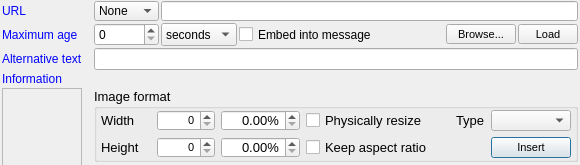
The window that src/plugins/xhtmlim/insertimage2.ui (xnamed/vacuum-im) describes before a commit, drawn with Qt 5.
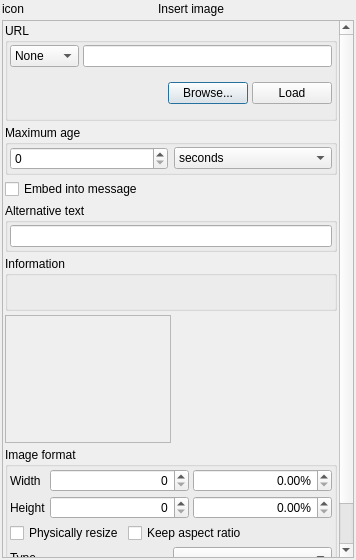
The same window after the commit.

What changed in the file:
```diff
--- a/src/plugins/xhtmlim/insertimage2.ui
+++ b/src/plugins/xhtmlim/insertimage2.ui
@@ -9,12 +9,12 @@
    <rect>
     <x>0</x>
     <y>0</y>
-    <width>580</width>
-    <height>165</height>
+    <width>356</width>
+    <height>560</height>
    </rect>
   </property>
   <property name="sizePolicy">
-   <sizepolicy hsizetype="MinimumExpanding" vsizetype="Maximum">
+   <sizepolicy hsizetype="Expanding" vsizetype="Expanding">
     <horstretch>0</horstretch>
     <verstretch>0</verstretch>
    </sizepolicy>
@@ -22,7 +22,7 @@
   <property name="minimumSize">
    <size>
     <width>0</width>
-    <height>100</height>
+    <height>0</height>
    </size>
   </property>
   <property name="maximumSize">
@@ -37,66 +37,108 @@
   <property name="modal">
    <bool>true</bool>
   </property>
-  <layout class="QGridLayout" name="gridLayout_3">
+  <layout class="QVBoxLayout" name="verticalLayout_5">
+   <property name="spacing">
+    <number>4</number>
+   </property>
    <property name="leftMargin">
     <number>2</number>
    </property>
    <property name="topMargin">
-    <number>1</number>
+    <number>2</number>
    </property>
    <property name="rightMargin">
     <number>2</number>
    </property>
    <property name="bottomMargin">
-    <number>3</number>
+    <number>2</number>
    </property>
+   <item>
+    <layout class="QHBoxLayout" name="horizontalLayout">
+     <item>
+      <widget class="QLabel" name="lblIcon">
+       <property name="text">
+        <string>icon</string>
+       </property>
+      </widget>
+     </item>
+     <item>
+      <widget class="QLabel" name="lblTitle">
+       <property name="sizePolicy">
+        <sizepolicy hsizetype="Expanding" vsizetype="Preferred">
+         <horstretch>0</horstretch>
+         <verstretch>0</verstretch>
+        </sizepolicy>
+       </property>
+       <property name="text">
+        <string>Insert image</string>
+       </property>
+       <property name="alignment">
+        <set>Qt::AlignCenter</set>
+       </property>
+      </widget>
+     </item>
+    </layout>
+   </item>
+   <item>
+    <widget class="QScrollArea" name="scrollArea">
+     <property name="widgetResizable">
+      <bool>true</bool>
+     </property>
+     <widget class="QWidget" name="scrollAreaWidgetContents">
+      <property name="geometry">
+       <rect>
+        <x>0</x>
+        <y>0</y>
+        <width>350</width>
+        <height>535</height>
+       </rect>
+      </property>
+      <layout class="QVBoxLayout" name="verticalLayout_4">
    <property name="spacing">
+        <number>4</number>
+       </property>
+       <property name="leftMargin">
     <number>2</number>
    </property>
-   <item row="0" column="0">
-    <widget class="QLabel" name="lblUrl">
-     <property name="minimumSize">
-      <size>
-       <width>90</width>
-       <height>16</height>
-      </size>
-     </property>
-     <property name="font">
-      <font>
-       <pointsize>9</pointsize>
-      </font>
-     </property>
-     <property name="styleSheet">
-      <string notr="true">color: rgb(0, 0, 255);</string>
-     </property>
-     <property name="text">
+       <property name="topMargin">
+        <number>2</number>
+       </property>
+       <property name="rightMargin">
+        <number>2</number>
+       </property>
+       <property name="bottomMargin">
+        <number>2</number>
+       </property>
+       <item>
+        <widget class="QGroupBox" name="groupBox">
+         <property name="title">
       <string>URL</string>
      </property>
-     <property name="buddy">
-      <cstring>ledUrl</cstring>
-     </property>
-    </widget>
-   </item>
-   <item row="0" column="1">
+         <layout class="QGridLayout" name="gridLayout_2">
+          <property name="leftMargin">
+           <number>2</number>
+          </property>
+          <property name="topMargin">
+           <number>2</number>
+          </property>
+          <property name="rightMargin">
+           <number>2</number>
+          </property>
+          <property name="bottomMargin">
+           <number>2</number>
+          </property>
+          <property name="spacing">
+           <number>4</number>
+          </property>
+          <item row="0" column="0">
     <widget class="QComboBox" name="cmbScheme">
      <property name="sizePolicy">
-      <sizepolicy hsizetype="Preferred" vsizetype="Preferred">
+             <sizepolicy hsizetype="Preferred" vsizetype="Fixed">
        <horstretch>0</horstretch>
        <verstretch>0</verstretch>
       </sizepolicy>
      </property>
-     <property name="minimumSize">
-      <size>
-       <width>65</width>
-       <height>20</height>
-      </size>
-     </property>
-     <property name="maximumSize">
-      <size>
-       <width>65</width>
-       <height>20</height>
-      </size>
-     </property>
      <item>
       <property name="text">
        <string>None</string>
@@ -124,42 +166,94 @@
      </item>
     </widget>
    </item>
-   <item row="0" column="2" colspan="6">
+          <item row="0" column="1">
     <widget class="QLineEdit" name="ledUrl">
      <property name="sizePolicy">
-      <sizepolicy hsizetype="Preferred" vsizetype="Preferred">
+             <sizepolicy hsizetype="Expanding" vsizetype="Fixed">
        <horstretch>0</horstretch>
        <verstretch>0</verstretch>
       </sizepolicy>
      </property>
-     <property name="minimumSize">
-      <size>
-       <width>0</width>
-       <height>20</height>
-      </size>
-     </property>
-     <property name="maximumSize">
+           </widget>
+          </item>
+          <item row="1" column="0" colspan="2">
+           <layout class="QHBoxLayout" name="horizontalLayout_4">
+            <item>
+             <spacer name="horizontalSpacer">
+              <property name="orientation">
+               <enum>Qt::Horizontal</enum>
+              </property>
+              <property name="sizeHint" stdset="0">
       <size>
-       <width>16777215</width>
-       <height>20</height>
-      </size>
-     </property>
-    </widget>
-   </item>
-   <item row="1" column="1">
+                <width>18</width>
+                <height>45</height>
+               </size>
+              </property>
+             </spacer>
+            </item>
+            <item>
+             <widget class="QPushButton" name="pbBrowse">
+              <property name="sizePolicy">
+               <sizepolicy hsizetype="Preferred" vsizetype="Fixed">
+                <horstretch>0</horstretch>
+                <verstretch>0</verstretch>
+               </sizepolicy>
+              </property>
+              <property name="text">
+               <string>Browse...</string>
+              </property>
+             </widget>
+            </item>
+            <item>
+             <widget class="QPushButton" name="pbLoad">
+              <property name="sizePolicy">
+               <sizepolicy hsizetype="Preferred" vsizetype="Fixed">
+                <horstretch>0</horstretch>
+                <verstretch>0</verstretch>
+               </sizepolicy>
+              </property>
+              <property name="text">
+               <string>Load</string>
+              </property>
+             </widget>
+            </item>
+           </layout>
+          </item>
+         </layout>
+        </widget>
+       </item>
+       <item>
+        <widget class="QGroupBox" name="groupBox_2">
+         <property name="title">
+          <string>Maximum age</string>
+         </property>
+         <layout class="QHBoxLayout" name="horizontalLayout_2">
+          <property name="leftMargin">
+           <number>2</number>
+          </property>
+          <property name="topMargin">
+           <number>2</number>
+          </property>
+          <property name="rightMargin">
+           <number>2</number>
+          </property>
+          <property name="bottomMargin">
+           <number>2</number>
+          </property>
+          <item>
     <widget class="QSpinBox" name="spbMaxAge">
      <property name="sizePolicy">
-      <sizepolicy hsizetype="Preferred" vsizetype="Preferred">
+             <sizepolicy hsizetype="Preferred" vsizetype="Fixed">
        <horstretch>0</horstretch>
        <verstretch>0</verstretch>
       </sizepolicy>
      </property>
     </widget>
    </item>
-   <item row="1" column="2">
+          <item>
     <widget class="QComboBox" name="cmbMaxAgeUnits">
      <property name="sizePolicy">
-      <sizepolicy hsizetype="Preferred" vsizetype="Preferred">
+             <sizepolicy hsizetype="Preferred" vsizetype="Fixed">
        <horstretch>0</horstretch>
        <verstretch>0</verstretch>
       </sizepolicy>
@@ -201,10 +295,13 @@
      </item>
     </widget>
    </item>
-   <item row="1" column="3">
+         </layout>
+        </widget>
+       </item>
+       <item>
     <widget class="QCheckBox" name="chbEmbed">
      <property name="sizePolicy">
-      <sizepolicy hsizetype="MinimumExpanding" vsizetype="Preferred">
+          <sizepolicy hsizetype="Expanding" vsizetype="Fixed">
        <horstretch>0</horstretch>
        <verstretch>0</verstretch>
       </sizepolicy>
@@ -214,18 +311,96 @@
      </property>
     </widget>
    </item>
-   <item row="4" column="0">
+       <item>
+        <widget class="QGroupBox" name="grBoxAlt">
+         <property name="sizePolicy">
+          <sizepolicy hsizetype="Expanding" vsizetype="Preferred">
+           <horstretch>0</horstretch>
+           <verstretch>0</verstretch>
+          </sizepolicy>
+         </property>
+         <property name="title">
+          <string>Alternative text</string>
+         </property>
+         <layout class="QVBoxLayout" name="verticalLayout">
+          <property name="spacing">
+           <number>2</number>
+          </property>
+          <property name="leftMargin">
+           <number>2</number>
+          </property>
+          <property name="topMargin">
+           <number>2</number>
+          </property>
+          <property name="rightMargin">
+           <number>2</number>
+          </property>
+          <property name="bottomMargin">
+           <number>2</number>
+          </property>
+          <item>
+           <widget class="QLineEdit" name="ledAlt"/>
+          </item>
+         </layout>
+        </widget>
+       </item>
+       <item>
+        <widget class="QGroupBox" name="groupBox_4">
+         <property name="sizePolicy">
+          <sizepolicy hsizetype="Expanding" vsizetype="Preferred">
+           <horstretch>0</horstretch>
+           <verstretch>0</verstretch>
+          </sizepolicy>
+         </property>
+         <property name="title">
+          <string>Information</string>
+         </property>
+         <layout class="QVBoxLayout" name="verticalLayout_2">
+          <property name="spacing">
+           <number>2</number>
+          </property>
+          <property name="leftMargin">
+           <number>2</number>
+          </property>
+          <property name="topMargin">
+           <number>2</number>
+          </property>
+          <property name="rightMargin">
+           <number>2</number>
+          </property>
+          <property name="bottomMargin">
+           <number>2</number>
+          </property>
+          <item>
+           <widget class="QLabel" name="lblInfo">
+            <property name="sizePolicy">
+             <sizepolicy hsizetype="Expanding" vsizetype="Preferred">
+              <horstretch>0</horstretch>
+              <verstretch>0</verstretch>
+             </sizepolicy>
+            </property>
+            <property name="text">
+             <string>&lt;html&gt;&lt;head/&gt;&lt;body&gt;&lt;p&gt;&lt;br/&gt;&lt;/p&gt;&lt;/body&gt;&lt;/html&gt;</string>
+            </property>
+           </widget>
+          </item>
+         </layout>
+        </widget>
+       </item>
+       <item>
+        <layout class="QHBoxLayout" name="horizontalLayout_10">
+         <item>
     <widget class="QLabel" name="lblImage">
-     <property name="minimumSize">
-      <size>
-       <width>80</width>
-       <height>80</height>
-      </size>
-     </property>
-     <property name="maximumSize">
+           <property name="sizePolicy">
+            <sizepolicy hsizetype="Expanding" vsizetype="Expanding">
+             <horstretch>0</horstretch>
+             <verstretch>0</verstretch>
+            </sizepolicy>
+           </property>
+           <property name="minimumSize">
       <size>
-       <width>80</width>
-       <height>80</height>
+             <width>128</width>
+             <height>128</height>
       </size>
      </property>
      <property name="frameShape">
@@ -242,145 +417,71 @@
      </property>
     </widget>
    </item>
-   <item row="3" column="0">
-    <widget class="QLabel" name="lblInfoLabel">
-     <property name="palette">
-      <palette>
-       <active>
-        <colorrole role="WindowText">
-         <brush brushstyle="SolidPattern">
-          <color alpha="255">
-           <red>0</red>
-           <green>0</green>
-           <blue>255</blue>
-          </color>
-         </brush>
-        </colorrole>
-       </active>
-       <inactive>
-        <colorrole role="WindowText">
-         <brush brushstyle="SolidPattern">
-          <color alpha="255">
-           <red>0</red>
-           <green>0</green>
-           <blue>255</blue>
-          </color>
-         </brush>
-        </colorrole>
-       </inactive>
-       <disabled>
-        <colorrole role="WindowText">
-         <brush brushstyle="SolidPattern">
-          <color alpha="255">
-           <red>106</red>
-           <green>104</green>
-           <blue>100</blue>
-          </color>
-         </brush>
-        </colorrole>
-       </disabled>
-      </palette>
-     </property>
-     <property name="text">
-      <string>Information</string>
-     </property>
-    </widget>
-   </item>
-   <item row="1" column="0">
-    <widget class="QLabel" name="lblMaxAge">
-     <property name="palette">
-      <palette>
-       <active>
-        <colorrole role="WindowText">
-         <brush brushstyle="SolidPattern">
-          <color alpha="255">
-           <red>0</red>
-           <green>0</green>
-           <blue>255</blue>
-          </color>
-         </brush>
-        </colorrole>
-       </active>
-       <inactive>
-        <colorrole role="WindowText">
-         <brush brushstyle="SolidPattern">
-          <color alpha="255">
-           <red>0</red>
-           <green>0</green>
-           <blue>255</blue>
-          </color>
-         </brush>
-        </colorrole>
-       </inactive>
-       <disabled>
-        <colorrole role="WindowText">
-         <brush brushstyle="SolidPattern">
-          <color alpha="255">
-           <red>106</red>
-           <green>104</green>
-           <blue>100</blue>
-          </color>
-         </brush>
-        </colorrole>
-       </disabled>
-      </palette>
-     </property>
-     <property name="text">
-      <string>Maximum age</string>
-     </property>
-     <property name="buddy">
-      <cstring>spbMaxAge</cstring>
-     </property>
-    </widget>
-   </item>
-   <item row="4" column="1" colspan="7">
+         <item>
+          <spacer name="horizontalSpacer_3">
+           <property name="orientation">
+            <enum>Qt::Horizontal</enum>
+           </property>
+           <property name="sizeHint" stdset="0">
+            <size>
+             <width>40</width>
+             <height>20</height>
+            </size>
+           </property>
+          </spacer>
+         </item>
+        </layout>
+       </item>
+       <item>
     <widget class="QGroupBox" name="gpbImageFormat">
-     <property name="minimumSize">
-      <size>
-       <width>0</width>
-       <height>70</height>
-      </size>
-     </property>
-     <property name="maximumSize">
-      <size>
-       <width>16777215</width>
-       <height>16777215</height>
-      </size>
-     </property>
-     <property name="font">
-      <font>
-       <pointsize>10</pointsize>
-      </font>
+         <property name="sizePolicy">
+          <sizepolicy hsizetype="Expanding" vsizetype="Preferred">
+           <horstretch>0</horstretch>
+           <verstretch>0</verstretch>
+          </sizepolicy>
      </property>
      <property name="title">
       <string>Image format</string>
      </property>
-     <layout class="QGridLayout" name="gridLayout_2">
-      <property name="leftMargin">
+         <layout class="QVBoxLayout" name="verticalLayout_3">
+          <property name="spacing">
        <number>4</number>
       </property>
+          <property name="leftMargin">
+           <number>2</number>
+          </property>
       <property name="topMargin">
-       <number>1</number>
+           <number>2</number>
       </property>
       <property name="rightMargin">
-       <number>4</number>
+           <number>2</number>
       </property>
       <property name="bottomMargin">
-       <number>1</number>
-      </property>
-      <item row="0" column="1">
-       <layout class="QGridLayout" name="gridLayout_4">
-        <property name="leftMargin">
-         <number>0</number>
-        </property>
-        <item row="0" column="1">
+           <number>2</number>
+          </property>
+          <item>
+           <layout class="QGridLayout" name="gridLayout">
+            <item row="0" column="2">
+             <widget class="QDoubleSpinBox" name="dspbWidth">
+              <property name="sizePolicy">
+               <sizepolicy hsizetype="Expanding" vsizetype="Fixed">
+                <horstretch>0</horstretch>
+                <verstretch>0</verstretch>
+               </sizepolicy>
+              </property>
+              <property name="alignment">
+               <set>Qt::AlignRight|Qt::AlignTrailing|Qt::AlignVCenter</set>
+              </property>
+              <property name="suffix">
+               <string>%</string>
+              </property>
+              <property name="maximum">
+               <double>999.990000000000009</double>
+              </property>
+             </widget>
+            </item>
+            <item row="0" column="0">
          <widget class="QLabel" name="label">
-          <property name="minimumSize">
-           <size>
-            <width>50</width>
-            <height>20</height>
-           </size>
-          </property>
           <property name="text">
            <string>Width</string>
           </property>
@@ -389,25 +490,14 @@
           </property>
          </widget>
         </item>
-        <item row="0" column="2">
+            <item row="0" column="1">
          <widget class="QSpinBox" name="spbWidth">
           <property name="sizePolicy">
-           <sizepolicy hsizetype="Preferred" vsizetype="Preferred">
+               <sizepolicy hsizetype="Expanding" vsizetype="Fixed">
             <horstretch>0</horstretch>
             <verstretch>0</verstretch>
            </sizepolicy>
           </property>
-          <property name="minimumSize">
-           <size>
-            <width>0</width>
-            <height>0</height>
-           </size>
-          </property>
-          <property name="font">
-           <font>
-            <pointsize>8</pointsize>
-           </font>
-          </property>
           <property name="mouseTracking">
            <bool>true</bool>
           </property>
@@ -425,14 +515,8 @@
           </property>
          </widget>
         </item>
-        <item row="3" column="1">
+            <item row="1" column="0">
          <widget class="QLabel" name="label_2">
-          <property name="minimumSize">
-           <size>
-            <width>50</width>
-            <height>20</height>
-           </size>
-          </property>
           <property name="text">
            <string>Height</string>
           </property>
@@ -441,25 +525,14 @@
           </property>
          </widget>
         </item>
-        <item row="3" column="2">
+            <item row="1" column="1">
          <widget class="QSpinBox" name="spbHeight">
           <property name="sizePolicy">
-           <sizepolicy hsizetype="Preferred" vsizetype="Preferred">
+               <sizepolicy hsizetype="Expanding" vsizetype="Fixed">
             <horstretch>0</horstretch>
             <verstretch>0</verstretch>
            </sizepolicy>
           </property>
-          <property name="minimumSize">
-           <size>
-            <width>0</width>
-            <height>0</height>
-           </size>
-          </property>
-          <property name="font">
-           <font>
-            <pointsize>8</pointsize>
-           </font>
-          </property>
           <property name="mouseTracking">
            <bool>true</bool>
           </property>
@@ -477,30 +550,72 @@
           </property>
          </widget>
         </item>
-        <item row="0" column="6">
-         <spacer name="horizontalSpacer_4">
-          <property name="orientation">
-           <enum>Qt::Horizontal</enum>
-          </property>
-          <property name="sizeHint" stdset="0">
+            <item row="1" column="2">
+             <widget class="QDoubleSpinBox" name="dspbHeight">
+              <property name="sizePolicy">
+               <sizepolicy hsizetype="Expanding" vsizetype="Fixed">
+                <horstretch>0</horstretch>
+                <verstretch>0</verstretch>
+               </sizepolicy>
+              </property>
+              <property name="alignment">
+               <set>Qt::AlignRight|Qt::AlignTrailing|Qt::AlignVCenter</set>
+              </property>
+              <property name="suffix">
+               <string>%</string>
+              </property>
+              <property name="maximum">
+               <double>999.990000000000009</double>
+              </property>
+             </widget>
+            </item>
+           </layout>
+          </item>
+          <item>
+           <layout class="QFormLayout" name="formLayout">
+            <item row="0" column="0">
+             <widget class="QCheckBox" name="chbPhysResize">
+              <property name="sizePolicy">
+               <sizepolicy hsizetype="Preferred" vsizetype="Fixed">
+                <horstretch>0</horstretch>
+                <verstretch>0</verstretch>
+               </sizepolicy>
+              </property>
+              <property name="minimumSize">
            <size>
             <width>0</width>
-            <height>20</height>
-           </size>
-          </property>
-         </spacer>
-        </item>
-        <item row="0" column="8">
-         <widget class="QComboBox" name="cmbType">
+                <height>0</height>
+               </size>
+              </property>
+              <property name="text">
+               <string>Physically resize</string>
+              </property>
+             </widget>
+            </item>
+            <item row="0" column="1">
+             <widget class="QCheckBox" name="chbKeepAspect">
           <property name="sizePolicy">
-           <sizepolicy hsizetype="MinimumExpanding" vsizetype="Preferred">
+               <sizepolicy hsizetype="Preferred" vsizetype="Fixed">
             <horstretch>0</horstretch>
             <verstretch>0</verstretch>
            </sizepolicy>
           </property>
-         </widget>
-        </item>
-        <item row="0" column="7">
+              <property name="minimumSize">
+               <size>
+                <width>0</width>
+                <height>0</height>
+               </size>
+              </property>
+              <property name="text">
+               <string>Keep aspect ratio</string>
+              </property>
+             </widget>
+            </item>
+           </layout>
+          </item>
+          <item>
+           <layout class="QHBoxLayout" name="horizontalLayout_8">
+            <item>
          <widget class="QLabel" name="lblType">
           <property name="text">
            <string>Type</string>
@@ -510,257 +625,61 @@
           </property>
          </widget>
         </item>
-        <item row="3" column="8">
+            <item>
+             <widget class="QComboBox" name="cmbType">
+              <property name="sizePolicy">
+               <sizepolicy hsizetype="Preferred" vsizetype="Fixed">
+                <horstretch>0</horstretch>
+                <verstretch>0</verstretch>
+               </sizepolicy>
+              </property>
+             </widget>
+            </item>
+           </layout>
+          </item>
+         </layout>
+        </widget>
+       </item>
+       <item>
+        <layout class="QHBoxLayout" name="horizontalLayout_9">
+         <item>
+          <spacer name="horizontalSpacer_2">
+           <property name="orientation">
+            <enum>Qt::Horizontal</enum>
+           </property>
+           <property name="sizeHint" stdset="0">
+            <size>
+             <width>40</width>
+             <height>20</height>
+            </size>
+           </property>
+          </spacer>
+         </item>
+         <item>
          <widget class="QPushButton" name="pbInsert">
           <property name="sizePolicy">
-           <sizepolicy hsizetype="Preferred" vsizetype="Preferred">
+            <sizepolicy hsizetype="Preferred" vsizetype="Fixed">
             <horstretch>0</horstretch>
             <verstretch>0</verstretch>
            </sizepolicy>
           </property>
-          <property name="maximumSize">
-           <size>
-            <width>16777215</width>
-            <height>16777215</height>
-           </size>
-          </property>
           <property name="baseSize">
            <size>
-            <width>60</width>
-            <height>20</height>
-           </size>
-          </property>
-          <property name="font">
-           <font>
-            <pointsize>8</pointsize>
-           </font>
-          </property>
+             <width>0</width>
+             <height>0</height>
+            </size>
+           </property>
           <property name="text">
            <string>Insert</string>
           </property>
          </widget>
         </item>
-        <item row="0" column="3">
-         <widget class="QDoubleSpinBox" name="dspbWidth">
-          <property name="alignment">
-           <set>Qt::AlignRight|Qt::AlignTrailing|Qt::AlignVCenter</set>
-          </property>
-          <property name="suffix">
-           <string>%</string>
-          </property>
-          <property name="maximum">
-           <double>999.990000000000009</double>
-          </property>
-         </widget>
-        </item>
-        <item row="3" column="3">
-         <widget class="QDoubleSpinBox" name="dspbHeight">
-          <property name="alignment">
-           <set>Qt::AlignRight|Qt::AlignTrailing|Qt::AlignVCenter</set>
-          </property>
-          <property name="suffix">
-           <string>%</string>
-          </property>
-          <property name="maximum">
-           <double>999.990000000000009</double>
-          </property>
-         </widget>
-        </item>
-        <item row="0" column="5">
-         <widget class="QCheckBox" name="chbPhysResize">
-          <property name="sizePolicy">
-           <sizepolicy hsizetype="MinimumExpanding" vsizetype="Preferred">
-            <horstretch>0</horstretch>
-            <verstretch>0</verstretch>
-           </sizepolicy>
-          </property>
-          <property name="minimumSize">
-           <size>
-            <width>60</width>
-            <height>20</height>
-           </size>
-          </property>
-          <property name="text">
-           <string>Physically resize</string>
-          </property>
-         </widget>
-        </item>
-        <item row="3" column="5">
-         <widget class="QCheckBox" name="chbKeepAspect">
-          <property name="sizePolicy">
-           <sizepolicy hsizetype="MinimumExpanding" vsizetype="Preferred">
-            <horstretch>0</horstretch>
-            <verstretch>0</verstretch>
-           </sizepolicy>
-          </property>
-          <property name="minimumSize">
-           <size>
-            <width>60</width>
-            <height>20</height>
-           </size>
-          </property>
-          <property name="text">
-           <string>Keep aspect ratio</string>
-          </property>
-         </widget>
-        </item>
        </layout>
       </item>
      </layout>
     </widget>
-   </item>
-   <item row="1" column="6">
-    <widget class="QPushButton" name="pbBrowse">
-     <property name="sizePolicy">
-      <sizepolicy hsizetype="Preferred" vsizetype="Preferred">
-       <horstretch>0</horstretch>
-       <verstretch>0</verstretch>
-      </sizepolicy>
-     </property>
-     <property name="minimumSize">
-      <size>
-       <width>0</width>
-       <height>20</height>
-      </size>
-     </property>
-     <property name="maximumSize">
-      <size>
-       <width>70</width>
-       <height>20</height>
-      </size>
-     </property>
-     <property name="font">
-      <font>
-       <pointsize>8</pointsize>
-      </font>
-     </property>
-     <property name="text">
-      <string>Browse...</string>
-     </property>
     </widget>
    </item>
-   <item row="1" column="7">
-    <widget class="QPushButton" name="pbLoad">
-     <property name="sizePolicy">
-      <sizepolicy hsizetype="Preferred" vsizetype="Preferred">
-       <horstretch>0</horstretch>
-       <verstretch>0</verstretch>
-      </sizepolicy>
-     </property>
-     <property name="minimumSize">
-      <size>
-       <width>0</width>
-       <height>20</height>
-      </size>
-     </property>
-     <property name="maximumSize">
-      <size>
-       <width>60</width>
-       <height>20</height>
-      </size>
-     </property>
-     <property name="font">
-      <font>
-       <pointsize>8</pointsize>
-      </font>
-     </property>
-     <property name="text">
-      <string>Load</string>
-     </property>
-    </widget>
-   </item>
-   <item row="1" column="4">
-    <spacer name="horizontalSpacer">
-     <property name="orientation">
-      <enum>Qt::Horizontal</enum>
-     </property>
-     <property name="sizeHint" stdset="0">
-      <size>
-       <width>40</width>
-       <height>20</height>
-      </size>
-     </property>
-    </spacer>
-   </item>
-   <item row="1" column="5">
-    <layout class="QHBoxLayout" name="horizontalLayout">
-     <property name="spacing">
-      <number>4</number>
-     </property>
-     <property name="sizeConstraint">
-      <enum>QLayout::SetDefaultConstraint</enum>
-     </property>
-     <property name="leftMargin">
-      <number>0</number>
-     </property>
-     <property name="rightMargin">
-      <number>1</number>
-     </property>
-    </layout>
-   </item>
-   <item row="3" column="1" colspan="7">
-    <widget class="QLabel" name="lblInfo">
-     <property name="sizePolicy">
-      <sizepolicy hsizetype="Minimum" vsizetype="Fixed">
-       <horstretch>0</horstretch>
-       <verstretch>0</verstretch>
-      </sizepolicy>
-     </property>
-     <property name="text">
-      <string notr="true"/>
-     </property>
-    </widget>
-   </item>
-   <item row="2" column="0">
-    <widget class="QLabel" name="lblAlt">
-     <property name="palette">
-      <palette>
-       <active>
-        <colorrole role="WindowText">
-         <brush brushstyle="SolidPattern">
-          <color alpha="255">
-           <red>0</red>
-           <green>0</green>
-           <blue>255</blue>
-          </color>
-         </brush>
-        </colorrole>
-       </active>
-       <inactive>
-        <colorrole role="WindowText">
-         <brush brushstyle="SolidPattern">
-          <color alpha="255">
-           <red>0</red>
-           <green>0</green>
-           <blue>255</blue>
-          </color>
-         </brush>
-        </colorrole>
-       </inactive>
-       <disabled>
-        <colorrole role="WindowText">
-         <brush brushstyle="SolidPattern">
-          <color alpha="255">
-           <red>106</red>
-           <green>104</green>
-           <blue>100</blue>
-          </color>
-         </brush>
-        </colorrole>
-       </disabled>
-      </palette>
-     </property>
-     <property name="text">
-      <string>Alternative text</string>
-     </property>
-     <property name="buddy">
-      <cstring>ledAlt</cstring>
-     </property>
-    </widget>
-   </item>
-   <item row="2" column="1" colspan="7">
-    <widget class="QLineEdit" name="ledAlt"/>
-   </item>
   </layout>
  </widget>
  <resources/>
```
Lines whose indentation alone changed are shown as unchanged.
